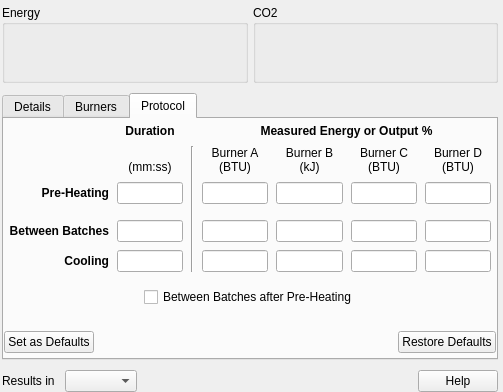
First picture: the form in src/ui/EnergyWidget.ui, repository artisan-roaster-scope/artisan, before the edit.
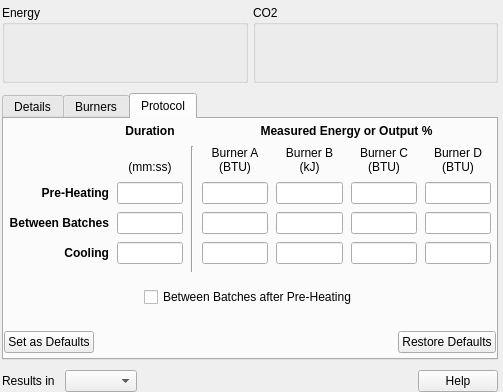
Second picture: the form after the edit. The open tabs and pages were chosen to show the change.

The edit to the form file:
```diff
--- a/src/ui/EnergyWidget.ui
+++ b/src/ui/EnergyWidget.ui
@@ -1153,20 +1153,6 @@
           <property name="spacing">
            <number>8</number>
           </property>
-          <item row="5" column="6">
-           <widget class="QLineEdit" name="betweenbatchesenergy3">
-            <property name="alignment">
-             <set>Qt::AlignRight|Qt::AlignTrailing|Qt::AlignVCenter</set>
-            </property>
-           </widget>
-          </item>
-          <item row="6" column="4">
-           <widget class="QLineEdit" name="coolingenergies1">
-            <property name="alignment">
-             <set>Qt::AlignRight|Qt::AlignTrailing|Qt::AlignVCenter</set>
-            </property>
-           </widget>
-          </item>
           <item row="2" column="5">
            <layout class="QVBoxLayout" name="verticalLayout_9">
             <property name="spacing">
@@ -1200,13 +1186,6 @@
             </item>
            </layout>
           </item>
-          <item row="6" column="1">
-           <widget class="QLineEdit" name="coolingDuration">
-            <property name="alignment">
-             <set>Qt::AlignRight|Qt::AlignTrailing|Qt::AlignVCenter</set>
-            </property>
-           </widget>
-          </item>
           <item row="3" column="0">
            <widget class="QLabel" name="preheatingLabel">
             <property name="font">
@@ -1226,13 +1205,6 @@
             </property>
            </widget>
           </item>
-          <item row="6" column="5">
-           <widget class="QLineEdit" name="coolingenergies2">
-            <property name="alignment">
-             <set>Qt::AlignRight|Qt::AlignTrailing|Qt::AlignVCenter</set>
-            </property>
-           </widget>
-          </item>
           <item row="0" column="3" colspan="4">
            <widget class="QLabel" name="measuredEnergyLabel">
             <property name="font">
@@ -1252,27 +1224,6 @@
             </property>
            </widget>
           </item>
-          <item row="5" column="1">
-           <widget class="QLineEdit" name="betweenBatchesDuration">
-            <property name="alignment">
-             <set>Qt::AlignRight|Qt::AlignTrailing|Qt::AlignVCenter</set>
-            </property>
-           </widget>
-          </item>
-          <item row="5" column="3">
-           <widget class="QLineEdit" name="betweenbatchesenergy0">
-            <property name="alignment">
-             <set>Qt::AlignRight|Qt::AlignTrailing|Qt::AlignVCenter</set>
-            </property>
-           </widget>
-          </item>
-          <item row="5" column="4">
-           <widget class="QLineEdit" name="betweenbatchesenergy1">
-            <property name="alignment">
-             <set>Qt::AlignRight|Qt::AlignTrailing|Qt::AlignVCenter</set>
-            </property>
-           </widget>
-          </item>
           <item row="2" column="2" rowspan="5">
            <widget class="Line" name="line">
             <property name="orientation">
@@ -1302,36 +1253,6 @@
             </property>
            </widget>
           </item>
-          <item row="6" column="6">
-           <widget class="QLineEdit" name="coolingenergies3">
-            <property name="alignment">
-             <set>Qt::AlignRight|Qt::AlignTrailing|Qt::AlignVCenter</set>
-            </property>
-           </widget>
-          </item>
-          <item row="6" column="0">
-           <widget class="QLabel" name="coolingLabel">
-            <property name="font">
-             <font>
-              <weight>75</weight>
-              <bold>true</bold>
-              <kerning>false</kerning>
-             </font>
-            </property>
-            <property name="toolTip">
-             <string notr="true"/>
-            </property>
-            <property name="accessibleDescription">
-             <string notr="true"/>
-            </property>
-            <property name="text">
-             <string notr="true">Cooling</string>
-            </property>
-            <property name="alignment">
-             <set>Qt::AlignRight|Qt::AlignTrailing|Qt::AlignVCenter</set>
-            </property>
-           </widget>
-          </item>
           <item row="3" column="6">
            <widget class="QLineEdit" name="preheatenergies3">
             <property name="alignment">
@@ -1339,25 +1260,6 @@
             </property>
            </widget>
           </item>
-          <item row="5" column="0">
-           <widget class="QLabel" name="betweenBatchesLabel">
-            <property name="font">
-             <font>
-              <weight>75</weight>
-              <bold>true</bold>
-             </font>
-            </property>
-            <property name="toolTip">
-             <string notr="true"/>
-            </property>
-            <property name="text">
-             <string notr="true">Between Batches</string>
-            </property>
-            <property name="alignment">
-             <set>Qt::AlignRight|Qt::AlignTrailing|Qt::AlignVCenter</set>
-            </property>
-           </widget>
-          </item>
           <item row="3" column="1">
            <widget class="QLineEdit" name="preheatDuration">
             <property name="alignment">
@@ -1412,20 +1314,6 @@
             </item>
            </layout>
           </item>
-          <item row="5" column="5">
-           <widget class="QLineEdit" name="betweenbatchesenergy2">
-            <property name="alignment">
-             <set>Qt::AlignRight|Qt::AlignTrailing|Qt::AlignVCenter</set>
-            </property>
-           </widget>
-          </item>
-          <item row="6" column="3">
-           <widget class="QLineEdit" name="coolingenergies0">
-            <property name="alignment">
-             <set>Qt::AlignRight|Qt::AlignTrailing|Qt::AlignVCenter</set>
-            </property>
-           </widget>
-          </item>
           <item row="2" column="6">
            <layout class="QVBoxLayout" name="verticalLayout_10">
             <property name="spacing">
@@ -1529,6 +1417,118 @@
             </item>
            </layout>
           </item>
+          <item row="4" column="1">
+           <widget class="QLineEdit" name="betweenBatchesDuration">
+            <property name="alignment">
+             <set>Qt::AlignRight|Qt::AlignTrailing|Qt::AlignVCenter</set>
+            </property>
+           </widget>
+          </item>
+          <item row="4" column="0">
+           <widget class="QLabel" name="betweenBatchesLabel">
+            <property name="font">
+             <font>
+              <weight>75</weight>
+              <bold>true</bold>
+             </font>
+            </property>
+            <property name="toolTip">
+             <string notr="true"/>
+            </property>
+            <property name="text">
+             <string notr="true">Between Batches</string>
+            </property>
+            <property name="alignment">
+             <set>Qt::AlignRight|Qt::AlignTrailing|Qt::AlignVCenter</set>
+            </property>
+           </widget>
+          </item>
+          <item row="5" column="1">
+           <widget class="QLineEdit" name="coolingDuration">
+            <property name="alignment">
+             <set>Qt::AlignRight|Qt::AlignTrailing|Qt::AlignVCenter</set>
+            </property>
+           </widget>
+          </item>
+          <item row="5" column="0">
+           <widget class="QLabel" name="coolingLabel">
+            <property name="font">
+             <font>
+              <weight>75</weight>
+              <bold>true</bold>
+              <kerning>false</kerning>
+             </font>
+            </property>
+            <property name="toolTip">
+             <string notr="true"/>
+            </property>
+            <property name="accessibleDescription">
+             <string notr="true"/>
+            </property>
+            <property name="text">
+             <string notr="true">Cooling</string>
+            </property>
+            <property name="alignment">
+             <set>Qt::AlignRight|Qt::AlignTrailing|Qt::AlignVCenter</set>
+            </property>
+           </widget>
+          </item>
+          <item row="4" column="3">
+           <widget class="QLineEdit" name="betweenbatchesenergy0">
+            <property name="alignment">
+             <set>Qt::AlignRight|Qt::AlignTrailing|Qt::AlignVCenter</set>
+            </property>
+           </widget>
+          </item>
+          <item row="5" column="3">
+           <widget class="QLineEdit" name="coolingenergies0">
+            <property name="alignment">
+             <set>Qt::AlignRight|Qt::AlignTrailing|Qt::AlignVCenter</set>
+            </property>
+           </widget>
+          </item>
+          <item row="4" column="4">
+           <widget class="QLineEdit" name="betweenbatchesenergy1">
+            <property name="alignment">
+             <set>Qt::AlignRight|Qt::AlignTrailing|Qt::AlignVCenter</set>
+            </property>
+           </widget>
+          </item>
+          <item row="5" column="4">
+           <widget class="QLineEdit" name="coolingenergies1">
+            <property name="alignment">
+             <set>Qt::AlignRight|Qt::AlignTrailing|Qt::AlignVCenter</set>
+            </property>
+           </widget>
+          </item>
+          <item row="4" column="5">
+           <widget class="QLineEdit" name="betweenbatchesenergy2">
+            <property name="alignment">
+             <set>Qt::AlignRight|Qt::AlignTrailing|Qt::AlignVCenter</set>
+            </property>
+           </widget>
+          </item>
+          <item row="4" column="6">
+           <widget class="QLineEdit" name="betweenbatchesenergy3">
+            <property name="alignment">
+             <set>Qt::AlignRight|Qt::AlignTrailing|Qt::AlignVCenter</set>
+            </property>
+           </widget>
+          </item>
+          <item row="5" column="5">
+           <widget class="QLineEdit" name="coolingenergies2">
+            <property name="alignment">
+             <set>Qt::AlignRight|Qt::AlignTrailing|Qt::AlignVCenter</set>
+            </property>
+           </widget>
+          </item>
+          <item row="5" column="6">
+           <widget class="QLineEdit" name="coolingenergies3">
+            <property name="alignment">
+             <set>Qt::AlignRight|Qt::AlignTrailing|Qt::AlignVCenter</set>
+            </property>
+           </widget>
+          </item>
          </layout>
         </widget>
        </item>
```
